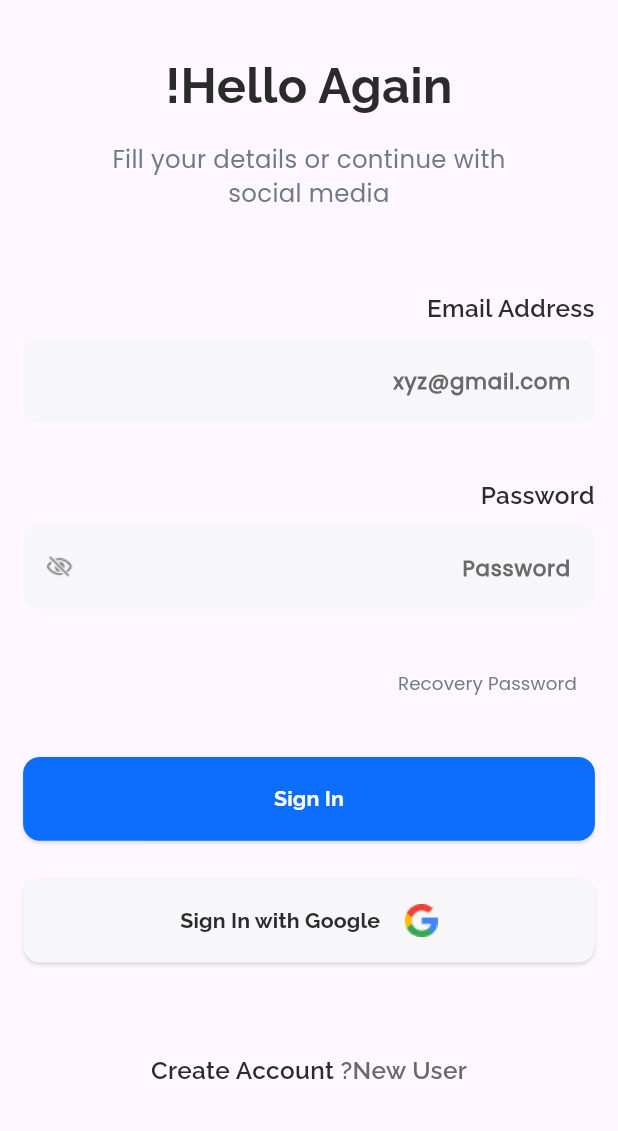
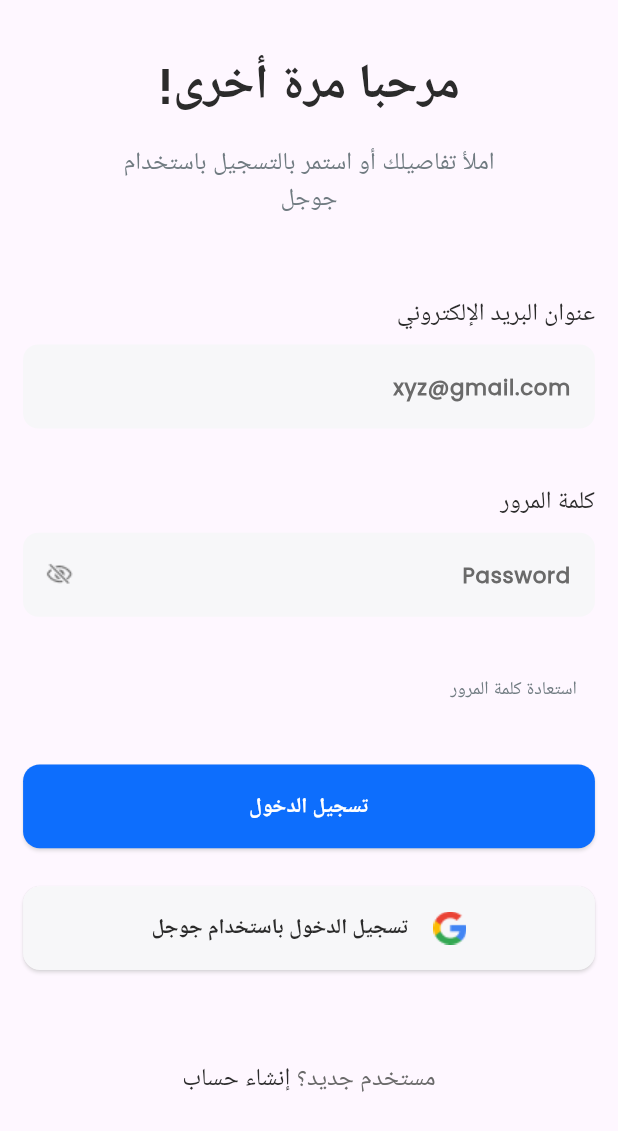
Before and after one commit to mostafa1255/Nike_Vendors_App, a Flutter app: the LoginScreen screen opened by its route, on a phone screen of 412 x 824 dp. Shown: the top 1131 px of the screen. Run offline on Flutter 3.47's test engine with Material 3 defaults, Android fonts, the phone set to English and light mode, and no system bars; our stand-ins replace auto_size_text, awesome_notifications, bloc, cloud_firestore, dartz, dio and 15 more; missing offline and left inert: dart:ffi; accounts and stored records are empty.

Commit message:
Translate Login Screen with English and Arabic

```diff
--- a/lib/Nike_Vendors_App.dart
+++ b/lib/Nike_Vendors_App.dart
@@ -29,7 +29,7 @@ class NikeStoreApp extends StatelessWidget {
         splitScreenMode: false,
         builder: (_, child) {
           return MaterialApp.router(
-            locale: Locale("ar"),
+            locale: const Locale("ar"),
             localizationsDelegates: const [
               S.delegate,
               GlobalMaterialLocalizations.delegate,
--- a/lib/app/views/screens/auth/widgets/LoginForm.dart
+++ b/lib/app/views/screens/auth/widgets/LoginForm.dart
@@ -1,7 +1,8 @@
 import 'package:nike_app_vendors/app/core/tools/global_keys.dart';
+import 'package:nike_app_vendors/app/views/widgets/SecurePasswordTextField.dart';
+import '../../../../../generated/l10n.dart';
 import '../../../../core/constants.dart';
 import '../../../../core/styles/App_Colors.dart';
-import '../../../../core/styles/App_Image.dart';
 import '../../../../core/styles/text_Style.dart';
 import '../../../../core/tools/App_Regex.dart';
 import '../../../../core/tools/reg_imp.dart';
@@ -26,7 +27,7 @@ class _LoginFormState extends State<LoginForm> {
         crossAxisAlignment: CrossAxisAlignment.start,
         children: [
           Text(
-            "Email Address",
+            S.of(context).email,
             style: Txtstyle.style16(context: context).copyWith(
                 color: AppColors.kFontColor,
                 fontWeight: FontWeight.w500,
@@ -39,7 +40,7 @@ class _LoginFormState extends State<LoginForm> {
               if (value == null ||
                   value.isEmpty ||
                   !AppRegex.isEmailValid(value)) {
-                return "Please enter your correct Email";
+                return S.of(context).please_enter_correct_email;
               }
               return null;
             },
@@ -50,28 +51,21 @@ class _LoginFormState extends State<LoginForm> {
           ),
           const VsizedBox(height: 12),
           Text(
-            "Password",
+            S.of(context).password,
             style: Txtstyle.style16(context: context).copyWith(
                 color: AppColors.kFontColor,
                 fontWeight: FontWeight.w500,
                 fontFamily: Constants.relwayFamily),
           ),
           const VsizedBox(height: 8),
-          CustomTextFormField(
-            stringController: logCubit.passController,
-            widget: IconButton(
-                onPressed: () {},
-                icon: Image.asset(AppImages.iconsEyePassword)),
-            hinttext: "Password",
-            securPass: true,
-            width: double.infinity,
-            height: 80.h,
+          SecurePasswordTextField(
+            passController: logCubit.passController,
             validator: (value) {
               if (value == null || value.isEmpty) {
-                return "Please enter correct Password";
+                return S.of(context).please_enter_correct_Password;
               }
             },
-          ),
+          )
         ],
       ),
     );
--- a/lib/app/views/screens/auth/widgets/LoginScreenBody.dart
+++ b/lib/app/views/screens/auth/widgets/LoginScreenBody.dart
@@ -1,5 +1,6 @@
 import 'package:nike_app_vendors/app/core/tools/global_keys.dart';
 import 'package:nike_app_vendors/app/views/widgets/Lottie_Loading_Animation.dart';
+import '../../../../../generated/l10n.dart';
 import '../../../../core/constants.dart';
 import '../../../../core/styles/App_Colors.dart';
 import '../../../../core/styles/App_Image.dart';
@@ -37,7 +38,7 @@ class LoginScreenBody extends StatelessWidget {
               Align(
                 alignment: Alignment.center,
                 child: Text(
-                  "Hello Again!",
+                  S.of(context).hello_Again,
                   style: Txtstyle.style32(context: context).copyWith(
                       color: AppColors.kFontColor, fontWeight: FontWeight.bold),
                 ),
@@ -48,7 +49,7 @@ class LoginScreenBody extends StatelessWidget {
                 child: SizedBox(
                   width: 260.w,
                   child: Text(
-                    "Fill your details or continue with social media",
+                    S.of(context).fill_your_details_or_continue_with_Google,
                     textAlign: TextAlign.center,
                     style: Txtstyle.style16(context: context)
                         .copyWith(color: AppColors.kGreyColorB81),
@@ -65,7 +66,7 @@ class LoginScreenBody extends StatelessWidget {
                       GoRouter.of(context).push(Approuter.forgetpasswordscreen);
                     },
                     child: Text(
-                      "Recovery Password",
+                      S.of(context).recovery_Password,
                       style: Txtstyle.style12(context: context).copyWith(
                           color: AppColors.kGreyColorB81,
                           fontWeight: FontWeight.w500,
@@ -76,7 +77,7 @@ class LoginScreenBody extends StatelessWidget {
               CustomMainButton(
                 width: 375.w,
                 fcolorWhite: true,
-                txt: "Sign In",
+                txt: S.of(context).sign_In,
                 color: AppColors.kPrimaryColor,
                 onPressed: () async {
                   if (GlobalKeys.riKey1.currentState!.validate()) {
@@ -97,7 +98,7 @@ class LoginScreenBody extends StatelessWidget {
                     Image.asset(AppImages.iconsGoogleicon),
                     const HsizedBox(width: 15),
                     Text(
-                      "Sign In with Google",
+                      S.of(context).sign_In_with_Google,
                       style: Txtstyle.style14(context: context).copyWith(
                           fontFamily: Constants.relwayFamily,
                           color: AppColors.kFontColor),
@@ -116,8 +117,8 @@ class LoginScreenBody extends StatelessWidget {
                   GoRouter.of(context)
                       .pushReplacement(Approuter.registerscreen);
                 },
-                accountType: "New User? ",
-                createOrLogin: "Create Account",
+                accountType: S.of(context).new_User,
+                createOrLogin: S.of(context).create_Account,
               ),
             ],
           )),
--- a/lib/l10n/intl_ar.arb
+++ b/lib/l10n/intl_ar.arb
@@ -1,4 +1,5 @@
-{ "app_name": "nike_app_vendors",
+{
+"app_name": "nike_app_vendors",
 "register_Account": "تسجيل حساب",
 "login": "تسجيل الدخول",
 "email": "عنوان البريد الإلكتروني",
@@ -15,5 +16,11 @@
 "sign_In_with_Google": "تسجيل الدخول باستخدام جوجل",
 "please_enter_correct_phone": "الرجاء إدخال رقم الهاتف الصحيح",
 "take_Photo": "التقاط صورة",
-"choose_Photo": "اختيار صورة"
+"choose_Photo": "اختيار صورة" ,
+"hello_Again": "مرحبا مرة أخرى!",
+"fill_your_details_or_continue_with_Google": "املأ تفاصيلك أو استمر بالتسجيل باستخدام جوجل",
+"recovery_Password": "استعادة كلمة المرور",
+"sign_In": "تسجيل الدخول",
+"new_User": "مستخدم جديد؟ ",
+"create_Account": "إنشاء حساب"
 }
--- a/lib/l10n/intl_en.arb
+++ b/lib/l10n/intl_en.arb
@@ -6,7 +6,7 @@
 "password":"Password",
 "phone_Number":"Phone Number",
 "sign_Up":"Sign Up",
-"already_have_an_account":"Already have an account?",
+"already_have_an_account":"Already have an account? ",
 "please_Upload_Your_Image":"Please Upload Your Image",
 "your_Name":"Your Name",
 "please_enter_correct_name":"Please enter correct name",
@@ -16,5 +16,12 @@
 "sign_In_with_Google":"Sign In with Google",
 "please_enter_correct_phone":"please_enter_correct_Phone"
 ,"take_Photo":"Take Photo",
-"choose_Photo":"Choose Photo"
+"choose_Photo":"Choose Photo",
+"hello_Again":"Hello Again!",
+"fill_your_details_or_continue_with_Google":"Fill your details or continue with Google",
+"recovery_Password":"Recovery Password",
+"sign_In":"Sign In",
+"new_User":"New User? ",
+"create_Account":"Create Account"
+
 }
```
Also changed, not shown: lib/generated/intl/messages_ar.dart, lib/generated/intl/messages_en.dart, lib/generated/l10n.dart. Lines whose indentation alone changed are shown as unchanged.
